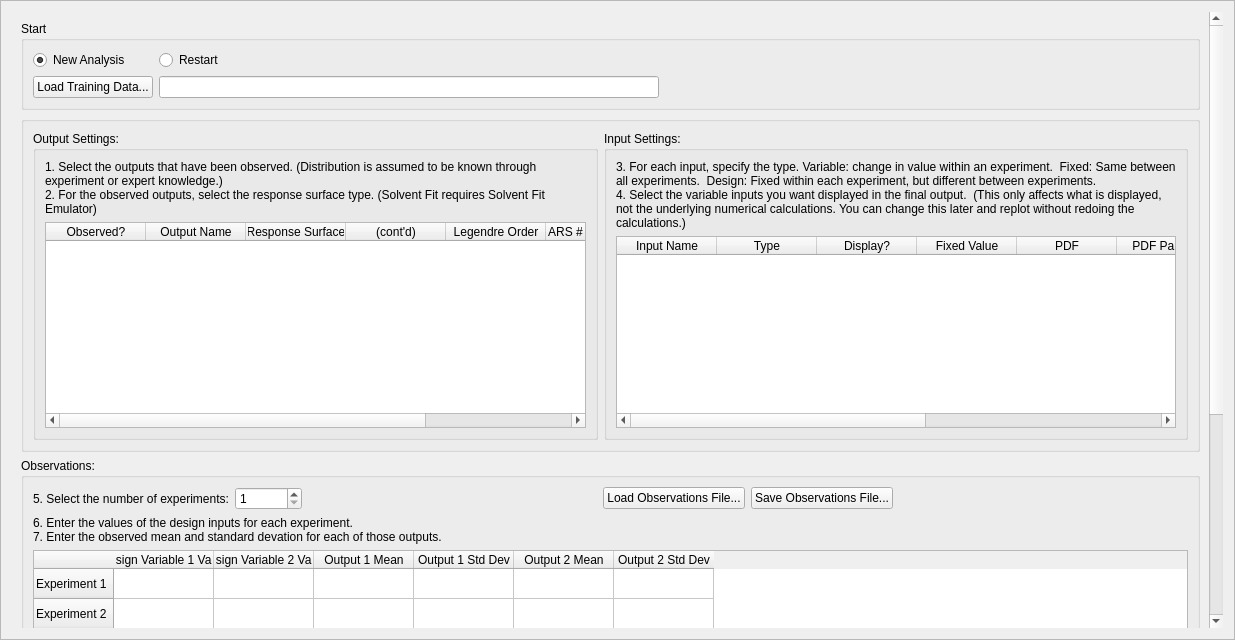
Qt form foqus_lib/gui/solventfit/solventFitSetupFrame.ui (CCSI-Toolset/FOQUS) before a commit.
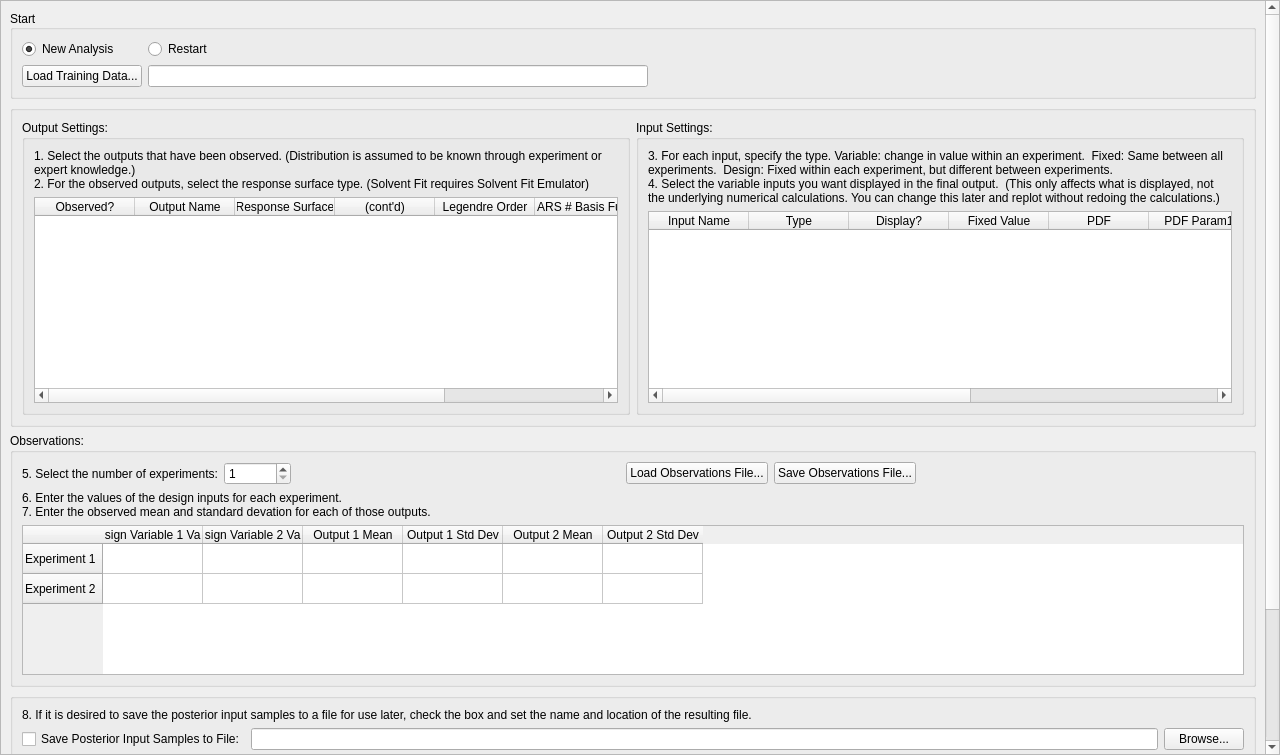
The same form after that commit. Custom widgets are drawn as their Qt base class.

Commit message: Basic Data GUI

What changed in the file:
```diff
--- a/foqus_lib/gui/solventfit/solventFitSetupFrame.ui
+++ b/foqus_lib/gui/solventfit/solventFitSetupFrame.ui
@@ -1,13 +1,13 @@
 <?xml version="1.0" encoding="UTF-8"?>
 <ui version="4.0">
  <class>solventFitSetupFrame</class>
- <widget class="QFrame" name="solventFitSetupFrame">
+ <widget class="QScrollArea" name="solventFitSetupFrame">
   <property name="geometry">
    <rect>
     <x>0</x>
     <y>0</y>
-    <width>1235</width>
-    <height>640</height>
+    <width>1280</width>
+    <height>755</height>
    </rect>
   </property>
   <property name="sizePolicy">
@@ -16,40 +16,21 @@
     <verstretch>0</verstretch>
    </sizepolicy>
   </property>
-  <property name="font">
-   <font>
-    <pointsize>9</pointsize>
-    <weight>50</weight>
-    <bold>false</bold>
-   </font>
+  <property name="minimumSize">
+   <size>
+    <width>0</width>
+    <height>0</height>
+   </size>
+  </property>
+  <property name="focusPolicy">
+   <enum>Qt::NoFocus</enum>
   </property>
   <property name="windowTitle">
-   <string>Frame</string>
-  </property>
-  <property name="frameShape">
-   <enum>QFrame::StyledPanel</enum>
+   <string>solventFitSetupFrame</string>
   </property>
   <property name="frameShadow">
    <enum>QFrame::Raised</enum>
   </property>
-  <layout class="QVBoxLayout" name="verticalLayout_3">
-   <item>
-    <widget class="QScrollArea" name="scrollArea">
-     <property name="sizePolicy">
-      <sizepolicy hsizetype="Preferred" vsizetype="Preferred">
-       <horstretch>0</horstretch>
-       <verstretch>0</verstretch>
-      </sizepolicy>
-     </property>
-     <property name="frameShape">
-      <enum>QFrame::NoFrame</enum>
-     </property>
-     <property name="verticalScrollBarPolicy">
-      <enum>Qt::ScrollBarAsNeeded</enum>
-     </property>
-     <property name="horizontalScrollBarPolicy">
-      <enum>Qt::ScrollBarAsNeeded</enum>
-     </property>
      <property name="sizeAdjustPolicy">
       <enum>QAbstractScrollArea::AdjustToContents</enum>
      </property>
@@ -57,25 +38,28 @@
       <bool>true</bool>
      </property>
      <property name="alignment">
-      <set>Qt::AlignLeading|Qt::AlignLeft|Qt::AlignTop</set>
+   <set>Qt::AlignLeading|Qt::AlignLeft|Qt::AlignVCenter</set>
      </property>
      <widget class="QWidget" name="scrollAreaWidgetContents">
       <property name="geometry">
        <rect>
         <x>0</x>
         <y>0</y>
-        <width>1198</width>
-        <height>923</height>
-       </rect>
-      </property>
-      <layout class="QVBoxLayout" name="verticalLayout_4">
+     <width>1263</width>
+     <height>1015</height>
+    </rect>
+   </property>
+   <layout class="QVBoxLayout" name="verticalLayout_3">
        <item>
         <widget class="QGroupBox" name="start_groupBox">
          <property name="title">
           <string>Start</string>
          </property>
+      <property name="alignment">
+       <set>Qt::AlignLeading|Qt::AlignLeft|Qt::AlignVCenter</set>
+      </property>
          <layout class="QGridLayout" name="gridLayout_4">
-          <item row="1" column="0">
+       <item row="2" column="0">
            <widget class="QPushButton" name="loadTrainingData_button">
             <property name="font">
              <font>
@@ -88,7 +72,7 @@
             </property>
            </widget>
           </item>
-          <item row="1" column="1" colspan="2">
+       <item row="2" column="1" colspan="2">
            <widget class="QLineEdit" name="trainingFile_edit">
             <property name="minimumSize">
              <size>
@@ -107,7 +91,7 @@
             </property>
            </widget>
           </item>
-          <item row="0" column="0">
+       <item row="1" column="0">
            <widget class="QRadioButton" name="newAnalysis_radio">
             <property name="font">
              <font>
@@ -123,7 +107,7 @@
             </property>
            </widget>
           </item>
-          <item row="1" column="3">
+       <item row="2" column="3">
            <spacer name="horizontalSpacer_6">
             <property name="orientation">
              <enum>Qt::Horizontal</enum>
@@ -136,7 +120,7 @@
             </property>
            </spacer>
           </item>
-          <item row="0" column="1">
+       <item row="1" column="1">
            <widget class="QRadioButton" name="restart_radio">
             <property name="font">
              <font>
@@ -511,6 +495,12 @@
        </item>
        <item>
         <widget class="QGroupBox" name="setup_groupBox">
+      <property name="sizePolicy">
+       <sizepolicy hsizetype="Preferred" vsizetype="Preferred">
+        <horstretch>0</horstretch>
+        <verstretch>0</verstretch>
+       </sizepolicy>
+      </property>
          <property name="title">
           <string/>
          </property>
@@ -932,9 +922,6 @@
        </item>
       </layout>
      </widget>
-    </widget>
-   </item>
-  </layout>
  </widget>
  <customwidgets>
   <customwidget>
```
Lines whose indentation alone changed are shown as unchanged. The commit also changes 3 other files.
